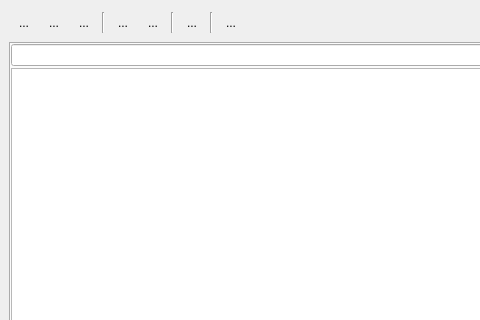
Before: the Qt Designer form python/plugins/processing/ui/DlgModeler.ui in qgis/QGIS, drawn with Qt 5; both pictures show x 0 to 480 and y 0 to 320 of the 1000 by 600 pixel window.
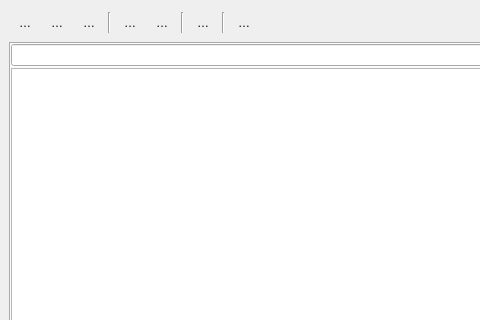
After: the same form once the commit is applied. Custom widgets are drawn as their Qt base class.

Patch:
```diff
--- a/python/plugins/processing/ui/DlgModeler.ui
+++ b/python/plugins/processing/ui/DlgModeler.ui
@@ -34,7 +34,7 @@
         <string>Open model</string>
        </property>
        <property name="text">
-        <string>...</string>
+        <string>…</string>
        </property>
        <property name="shortcut">
         <string>Ctrl+O</string>
@@ -50,7 +50,7 @@
         <string>Save</string>
        </property>
        <property name="text">
-        <string>...</string>
+        <string>…</string>
        </property>
        <property name="shortcut">
         <string>Ctrl+S</string>
@@ -66,7 +66,7 @@
         <string>Save as...</string>
        </property>
        <property name="text">
-        <string>...</string>
+        <string>…</string>
        </property>
        <property name="shortcut">
         <string>Ctrl+Shift+S</string>
@@ -89,7 +89,7 @@
         <string>Export as image</string>
        </property>
        <property name="text">
-        <string>...</string>
+        <string>…</string>
        </property>
        <property name="autoRaise">
         <bool>true</bool>
@@ -102,7 +102,7 @@
         <string>Export as Python script</string>
        </property>
        <property name="text">
-        <string>...</string>
+        <string>…</string>
        </property>
        <property name="autoRaise">
         <bool>true</bool>
@@ -122,7 +122,7 @@
         <string>Edit model help</string>
        </property>
        <property name="text">
-        <string>...</string>
+        <string>…</string>
        </property>
        <property name="autoRaise">
         <bool>true</bool>
@@ -142,7 +142,7 @@
         <string>Run model</string>
        </property>
        <property name="text">
-        <string>...</string>
+        <string>…</string>
        </property>
        <property name="shortcut">
         <string>F5</string>
```
Left out of the diff: 2 changed lines with no effect on the pictures.
